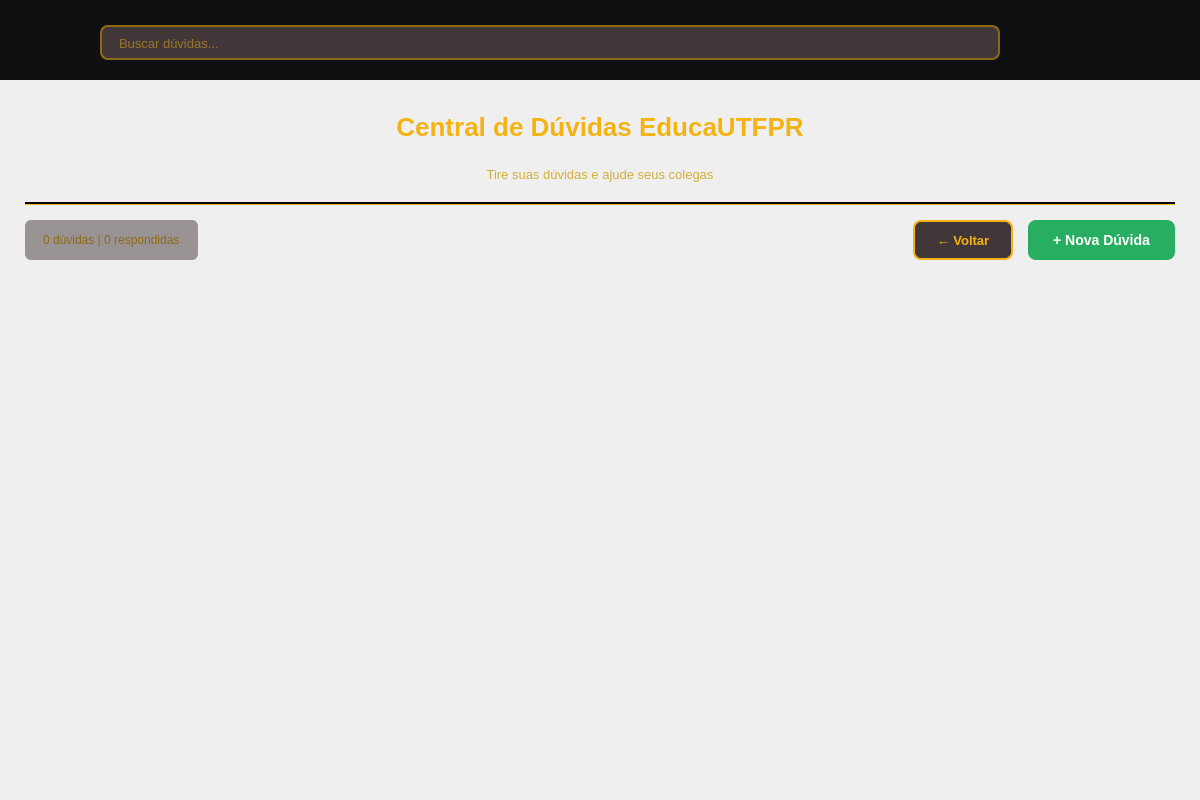
Before: the Qt Designer form Código final/forumdialog.ui in AnnaCSantos/Trabalho-Engenharia_de_Software, drawn with Qt 5.
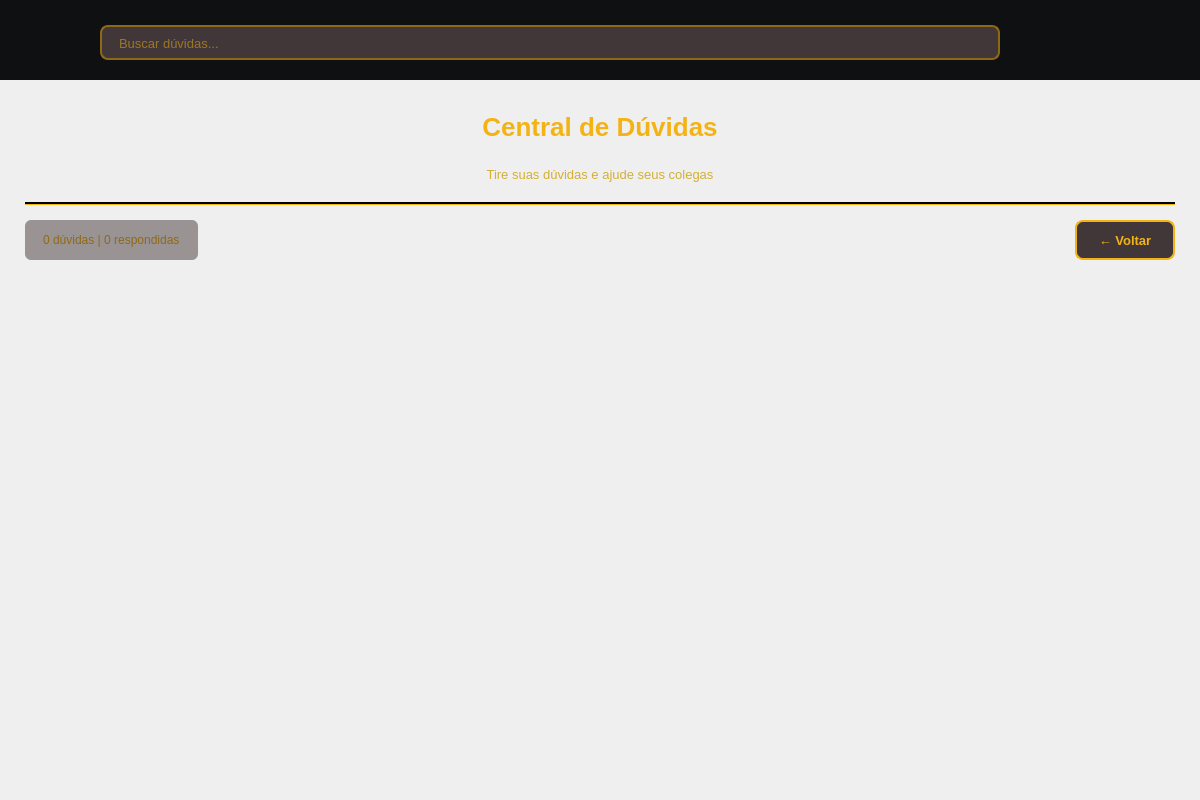
After: the same form once the commit is applied. Icons and pictures are not drawn.

Commit message: Update title and remove unused button in UI

Diff of the .ui file:
```diff
--- a/Código final/forumdialog.ui
+++ b/Código final/forumdialog.ui
@@ -312,7 +312,7 @@
        <item>
         <widget class="QLabel" name="tituloLabel">
          <property name="text">
-          <string>Central de Dúvidas EducaUTFPR</string>
+          <string>Central de Dúvidas</string>
          </property>
          <property name="alignment">
           <set>Qt::AlignmentFlag::AlignCenter</set>
@@ -388,19 +388,6 @@
          </property>
         </widget>
        </item>
-       <item>
-        <widget class="QPushButton" name="novaDuvidaButton">
-         <property name="minimumSize">
-          <size>
-           <width>140</width>
-           <height>40</height>
-          </size>
-         </property>
-         <property name="text">
-          <string>+ Nova Dúvida</string>
-         </property>
-        </widget>
-       </item>
       </layout>
      </item>
      <item>
```
Left out of the diff: 2 changed lines with no effect on the pictures.
